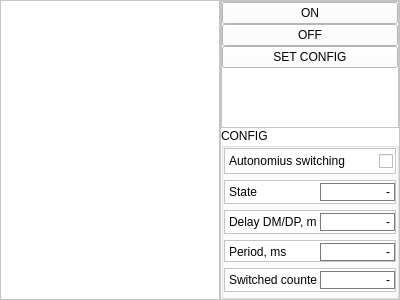
Before: the Qt Designer form software/USB_Relay/mainwindow.ui in roma-jam/usb_switcher, drawn with Qt 5.
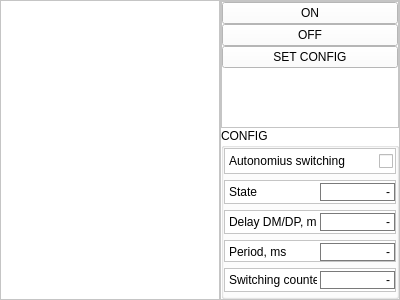
After: the same form once the commit is applied. Icons and pictures are not drawn.

```diff
--- a/software/USB_Relay/mainwindow.ui
+++ b/software/USB_Relay/mainwindow.ui
@@ -552,7 +552,7 @@
              <item>
               <widget class="QLabel" name="label_2">
                <property name="text">
-                <string>Switched counter</string>
+                <string>Switching counter</string>
                </property>
               </widget>
              </item>
```
